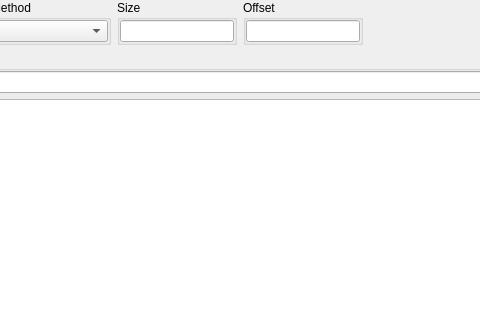
Above: xhashwidget.ui from horsicq/XHashWidget before the change; both pictures show x 135 to 615 and y 0 to 320 of the 802 by 448 pixel window. Below: the same form after it.
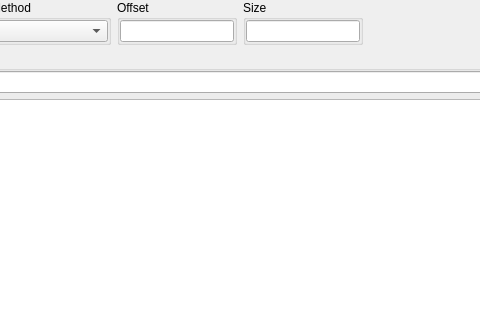
That is the form after the change. Custom widgets are drawn as their Qt base class.

The edit to the form file:
```diff
--- a/xhashwidget.ui
+++ b/xhashwidget.ui
@@ -89,7 +89,7 @@
       </widget>
      </item>
      <item>
-      <widget class="QGroupBox" name="groupBoxSize">
+      <widget class="QGroupBox" name="groupBoxOffset">
        <property name="maximumSize">
         <size>
          <width>120</width>
@@ -97,9 +97,9 @@
         </size>
        </property>
        <property name="title">
-        <string>Size</string>
+        <string>Offset</string>
        </property>
-       <layout class="QVBoxLayout" name="verticalLayout_8">
+       <layout class="QVBoxLayout" name="verticalLayout_7">
         <property name="leftMargin">
          <number>0</number>
         </property>
@@ -113,7 +113,7 @@
          <number>0</number>
         </property>
         <item>
-         <widget class="XLineEditHEX" name="lineEditSize">
+         <widget class="XLineEditHEX" name="lineEditOffset">
           <property name="alignment">
            <set>Qt::AlignCenter</set>
           </property>
@@ -126,7 +126,7 @@
       </widget>
      </item>
      <item>
-      <widget class="QGroupBox" name="groupBoxOffset">
+      <widget class="QGroupBox" name="groupBoxSize">
        <property name="maximumSize">
         <size>
          <width>120</width>
@@ -134,9 +134,9 @@
         </size>
        </property>
        <property name="title">
-        <string>Offset</string>
+        <string>Size</string>
        </property>
-       <layout class="QVBoxLayout" name="verticalLayout_7">
+       <layout class="QVBoxLayout" name="verticalLayout_8">
         <property name="leftMargin">
          <number>0</number>
         </property>
@@ -150,7 +150,7 @@
          <number>0</number>
         </property>
         <item>
-         <widget class="XLineEditHEX" name="lineEditOffset">
+         <widget class="XLineEditHEX" name="lineEditSize">
           <property name="alignment">
            <set>Qt::AlignCenter</set>
           </property>
```
